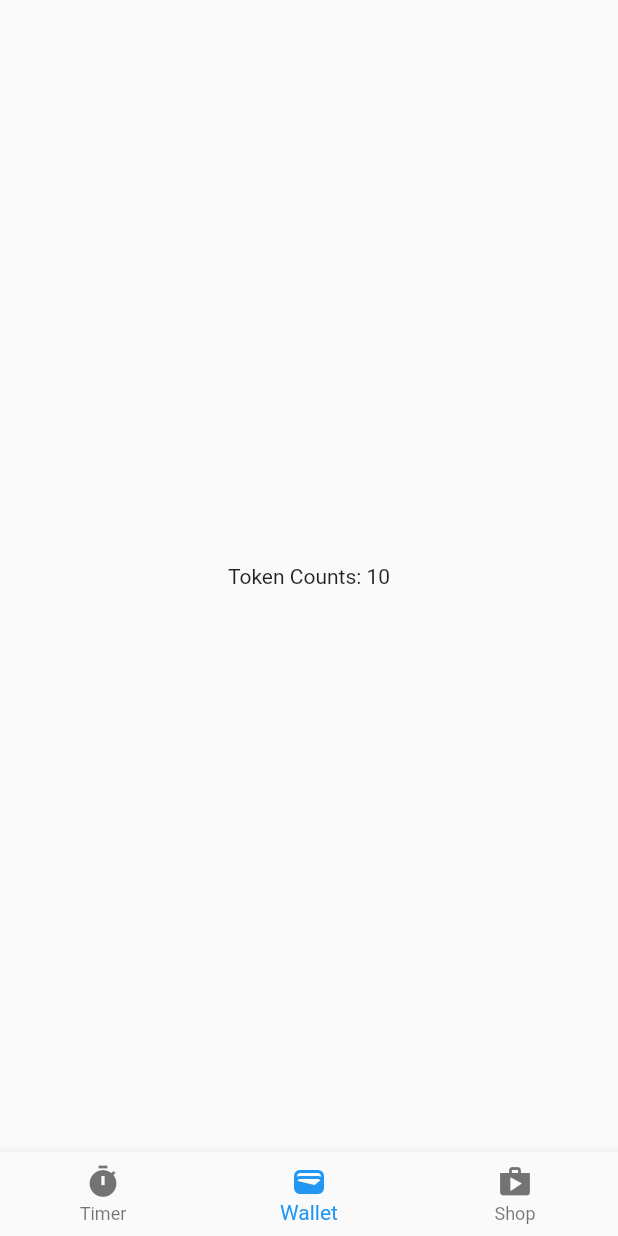
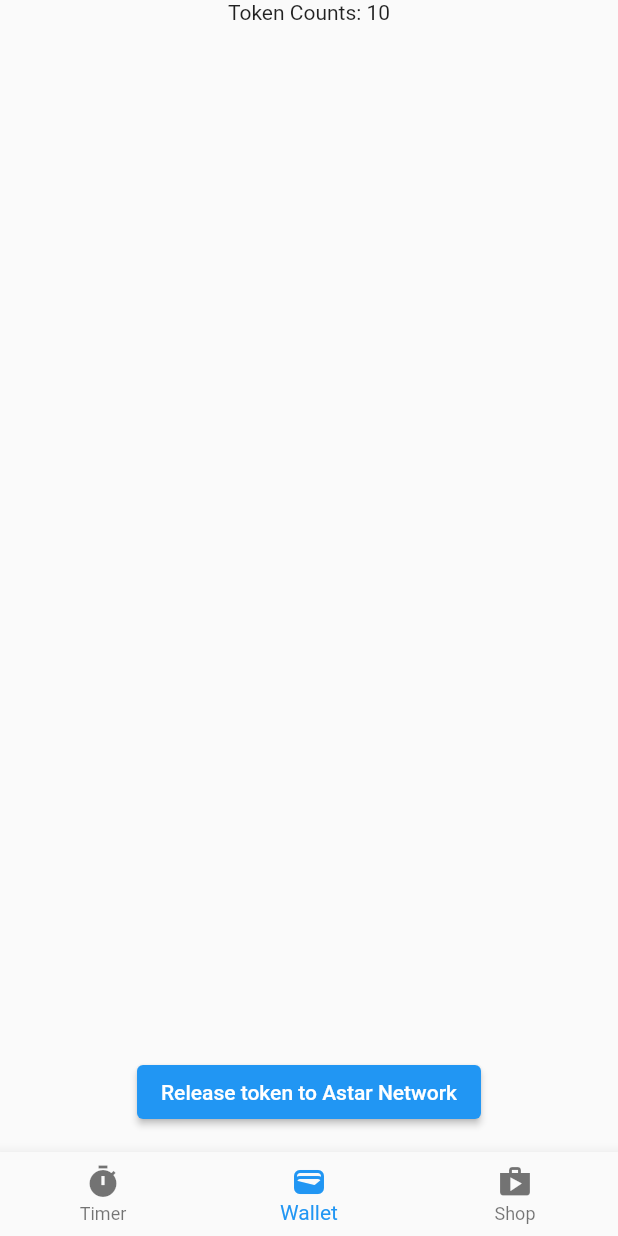
Before and after one commit to 0xtkey256/study_chain, a Flutter app: the screen it shows after launch, item 2 of the bottom bar chosen, on a phone screen of 412 x 824 dp. Run offline on Flutter 3.47's test engine with Material 2 defaults, Android fonts, the light colour scheme and no system bars; our stand-ins replace bloc, circular_countdown_timer, flutter_bloc, freezed_annotation.

Commit message:
added button to blockchain

```diff
--- a/lib/view/wallet.dart
+++ b/lib/view/wallet.dart
@@ -1,9 +1,20 @@
-import 'package:flutter/cupertino.dart';
+import 'package:flutter/material.dart';
 import 'package:flutter_bloc/flutter_bloc.dart';
+import 'package:url_launcher/url_launcher.dart';
 import 'package:study_chain/bloc/wallet/wallet.dart';
 
 class Wallet extends StatelessWidget {
   const Wallet({super.key});
+
+  // Function to launch the URL
+  Future<void> _launchURL() async {
+    final url = 'https://astar.network'; // Replace with your desired URL
+    if (await canLaunchUrl(Uri.parse(url))) {
+      await launchUrl(Uri.parse(url));
+    } else {
+      throw 'Could not launch $url';
+    }
+  }
 
   @override
   Widget build(BuildContext context) {
@@ -14,8 +25,21 @@
           listener: (BuildContext context, WalletState state) {},
         ),
       ],
-      child: Center(
-        child: Text("Token Counts: ${context.select((WalletBloc bloc) => bloc.state.tokenCount)}"),
+      child: Column(
+        mainAxisAlignment: MainAxisAlignment.center,
+        children: [
+          Center(
+            child: Text("Token Counts: ${context.select((WalletBloc bloc) => bloc.state.tokenCount)}"),
+          ),
+          Spacer(),
+          Padding(
+            padding: const EdgeInsets.all(16.0),
+            child: ElevatedButton(
+              onPressed: _launchURL,
+              child: Text("Release token to Astar Network"),
+            ),
+          ),
+        ],
       ),
     );
   }
--- a/pubspec.yaml
+++ b/pubspec.yaml
@@ -11,6 +11,7 @@
 dependencies:
   flutter:
     sdk: flutter
+  url_launcher: ^6.0.10
 
   cupertino_icons: ^1.0.2
   bloc: ^8.1.2
```
Also changed, not shown: pubspec.lock, 2 other files.
